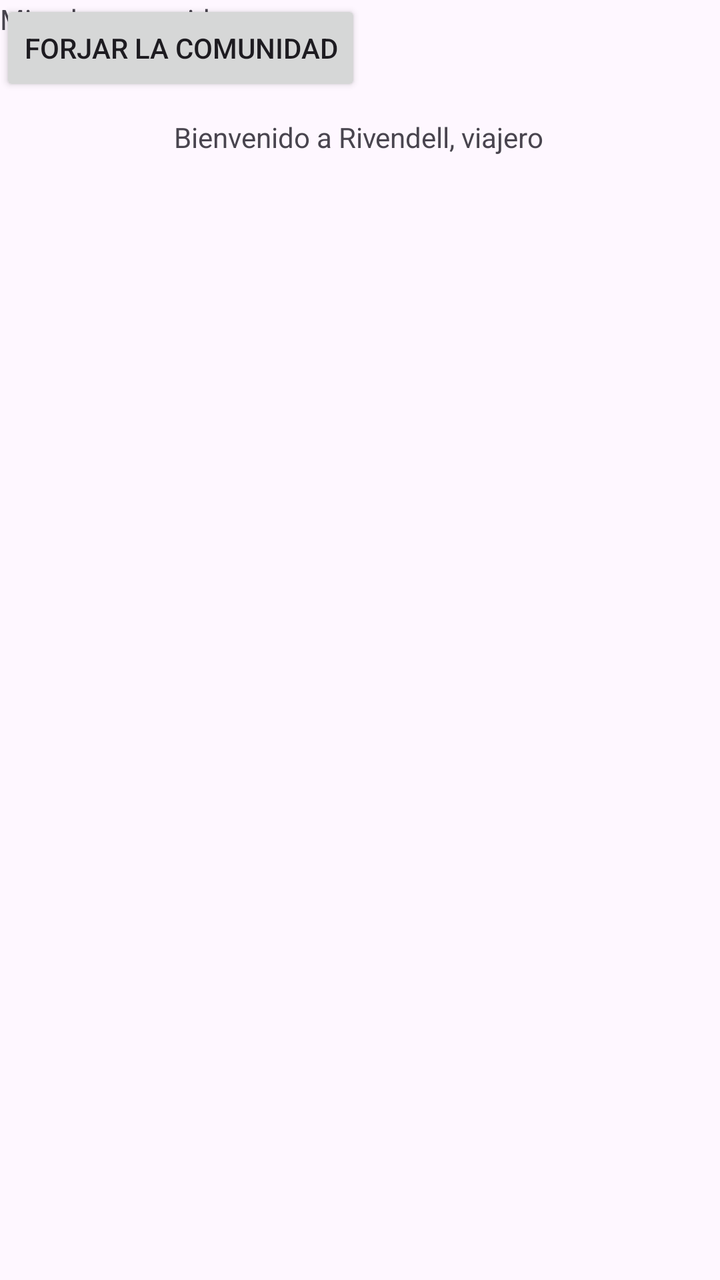
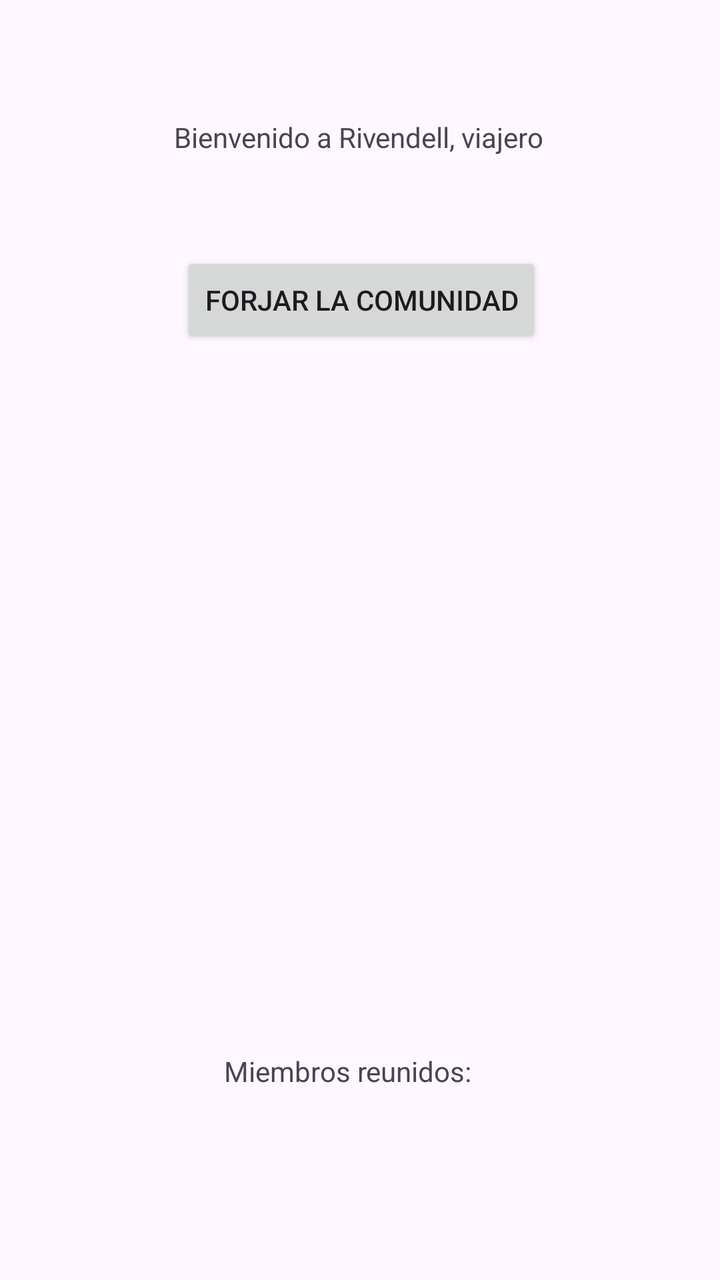

Screens rendered from an Android XML layout before and after an edit, with the pre-edit source and the edit as a unified diff.
<!-- AndroidManifest.xml: application theme Theme.LaboratorioTierraMedia -->
<!-- res/layout/activity_main.xml -->
<?xml version="1.0" encoding="utf-8"?>
<androidx.constraintlayout.widget.ConstraintLayout xmlns:android="http://schemas.android.com/apk/res/android"
    xmlns:app="http://schemas.android.com/apk/res-auto"
    xmlns:tools="http://schemas.android.com/tools"
    android:id="@+id/main"
    android:layout_width="match_parent"
    android:layout_height="match_parent"
    tools:context=".MainActivity">

    <TextView
        android:layout_width="wrap_content"
        android:layout_height="wrap_content"
        android:text="Bienvenido a Rivendell, viajero"
        app:layout_constraintBottom_toBottomOf="parent"
        app:layout_constraintEnd_toEndOf="parent"
        app:layout_constraintHorizontal_bias="0.497"
        app:layout_constraintStart_toStartOf="parent"
        app:layout_constraintTop_toTopOf="parent"
        app:layout_constraintVertical_bias="0.095" />

    <Button
        android:id="@+id/button"
        android:layout_width="wrap_content"
        android:layout_height="wrap_content"
        android:text="Forjar la Comunidad"
        tools:layout_editor_absoluteX="117dp"
        tools:layout_editor_absoluteY="266dp" />

    <TextView
        android:id="@+id/textView"
        android:layout_width="wrap_content"
        android:layout_height="wrap_content"
        android:text="Miembros reunidos:"
        tools:layout_editor_absoluteX="137dp"
        tools:layout_editor_absoluteY="488dp" />

</androidx.constraintlayout.widget.ConstraintLayout>
<!-- resources referenced by this layout -->
<resources>
  <style name="Theme.LaboratorioTierraMedia" parent="Base.Theme.LaboratorioTierraMedia" />
  <style name="Base.Theme.LaboratorioTierraMedia" parent="Theme.Material3.DayNight.NoActionBar">
          
          
      </style>
</resources>

<!-- the commit's change to res/layout/activity_main.xml (unified diff, before → after) -->
@@ -8,6 +8,7 @@
     tools:context=".MainActivity">
 
     <TextView
+        android:id="@+id/textView2"
         android:layout_width="wrap_content"
         android:layout_height="wrap_content"
         android:text="Bienvenido a Rivendell, viajero"
@@ -22,16 +23,28 @@
         android:id="@+id/button"
         android:layout_width="wrap_content"
         android:layout_height="wrap_content"
+        android:layout_marginStart="118dp"
+        android:layout_marginTop="177dp"
+        android:layout_marginEnd="117dp"
+        android:layout_marginBottom="176dp"
         android:text="Forjar la Comunidad"
-        tools:layout_editor_absoluteX="117dp"
-        tools:layout_editor_absoluteY="266dp" />
+        app:layout_constraintBottom_toTopOf="@+id/textView"
+        app:layout_constraintEnd_toEndOf="parent"
+        app:layout_constraintStart_toStartOf="parent"
+        app:layout_constraintTop_toBottomOf="@+id/textView2" />
 
     <TextView
         android:id="@+id/textView"
         android:layout_width="wrap_content"
         android:layout_height="wrap_content"
+        android:layout_marginStart="137dp"
+        android:layout_marginTop="176dp"
+        android:layout_marginEnd="149dp"
+        android:layout_marginBottom="224dp"
         android:text="Miembros reunidos:"
-        tools:layout_editor_absoluteX="137dp"
-        tools:layout_editor_absoluteY="488dp" />
+        app:layout_constraintBottom_toBottomOf="parent"
+        app:layout_constraintEnd_toEndOf="parent"
+        app:layout_constraintStart_toStartOf="parent"
+        app:layout_constraintTop_toBottomOf="@+id/button" />
 
 </androidx.constraintlayout.widget.ConstraintLayout>
